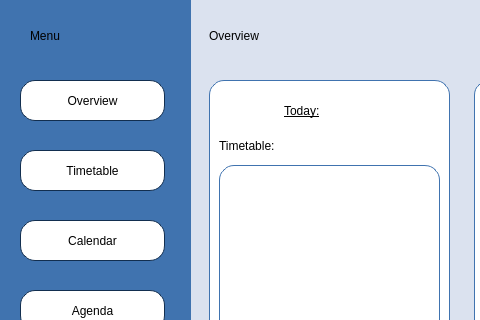
Old version of the form Planner/overviewmain.ui in the repository BeliaViktoria/Planner; both pictures show x 0 to 480 and y 0 to 320 of the 1000 by 650 pixel window.
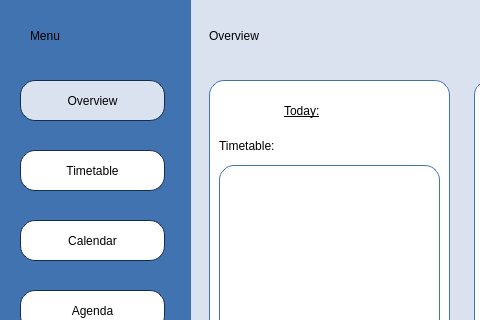
New version of the form.

Commit message: menu buttons colors added

```diff
--- a/Planner/overviewmain.ui
+++ b/Planner/overviewmain.ui
@@ -415,7 +415,7 @@
     <property name="styleSheet">
      <string notr="true">font: 14pt &quot;Gentium Book Basic&quot;;
 color: black;
-background: rgb(255, 255, 255);
+background:rgb(219, 226, 239);
 border-radius: 15px;
 border-style: solid;
 border-width: 1px;
```
The commit also changes 7 other files.
